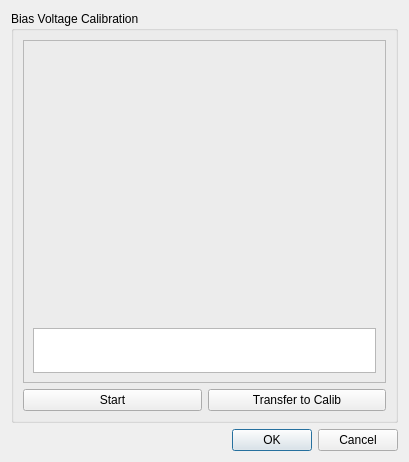
Old version of the form muondetector-gui/src/calibscandialog.ui in the repository MuonPi/muondetector.
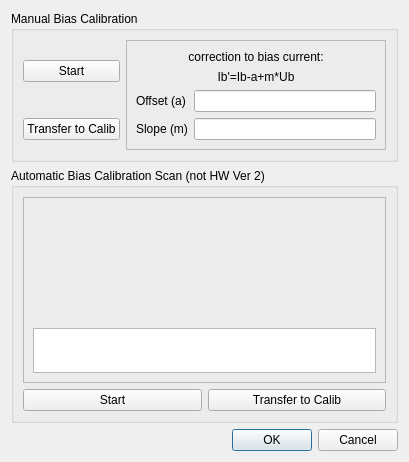
New version of the form. Custom widgets are drawn as their Qt base class.

Commit message: - implemented guided two-point calibration procedure for bias current correction

```diff
--- a/muondetector-gui/src/calibscandialog.ui
+++ b/muondetector-gui/src/calibscandialog.ui
@@ -13,8 +13,83 @@
   <property name="windowTitle">
    <string>Dialog</string>
   </property>
-  <layout class="QGridLayout" name="gridLayout">
+  <layout class="QGridLayout" name="gridLayout_2">
    <item row="0" column="0">
+    <widget class="QGroupBox" name="manualBiasCalibGroupBox">
+     <property name="title">
+      <string>Manual Bias Calibration  </string>
+     </property>
+     <layout class="QGridLayout" name="gridLayout_4">
+      <item row="0" column="0">
+       <widget class="QPushButton" name="startCurrentCalibPushButton">
+        <property name="text">
+         <string>Start</string>
+        </property>
+       </widget>
+      </item>
+      <item row="0" column="1" rowspan="2">
+       <widget class="QFrame" name="frame_2">
+        <property name="frameShape">
+         <enum>QFrame::StyledPanel</enum>
+        </property>
+        <property name="frameShadow">
+         <enum>QFrame::Raised</enum>
+        </property>
+        <layout class="QGridLayout" name="gridLayout">
+         <item row="0" column="0" colspan="2">
+          <widget class="QLabel" name="label_3">
+           <property name="text">
+            <string>correction to bias current:</string>
+           </property>
+           <property name="alignment">
+            <set>Qt::AlignCenter</set>
+           </property>
+          </widget>
+         </item>
+         <item row="1" column="0" colspan="2">
+          <widget class="QLabel" name="label_4">
+           <property name="text">
+            <string>Ib'=Ib-a+m*Ub</string>
+           </property>
+           <property name="alignment">
+            <set>Qt::AlignCenter</set>
+           </property>
+          </widget>
+         </item>
+         <item row="2" column="0">
+          <widget class="QLabel" name="label">
+           <property name="text">
+            <string>Offset (a)</string>
+           </property>
+          </widget>
+         </item>
+         <item row="2" column="1">
+          <widget class="QLineEdit" name="currentCalibOffsetLineEdit"/>
+         </item>
+         <item row="3" column="0">
+          <widget class="QLabel" name="label_2">
+           <property name="text">
+            <string>Slope (m)</string>
+           </property>
+          </widget>
+         </item>
+         <item row="3" column="1">
+          <widget class="QLineEdit" name="currentCalibSlopeLineEdit"/>
+         </item>
+        </layout>
+       </widget>
+      </item>
+      <item row="1" column="0">
+       <widget class="QPushButton" name="transferCurrentBiasPushButton">
+        <property name="text">
+         <string>Transfer to Calib</string>
+        </property>
+       </widget>
+      </item>
+     </layout>
+    </widget>
+   </item>
+   <item row="1" column="0">
     <widget class="QGroupBox" name="measureBiasCalibGroupBox">
      <property name="sizePolicy">
       <sizepolicy hsizetype="Expanding" vsizetype="Preferred">
@@ -23,11 +98,17 @@
       </sizepolicy>
      </property>
      <property name="title">
-      <string>Bias Voltage Calibration</string>
+      <string>Automatic Bias Calibration Scan (not HW Ver 2)</string>
      </property>
      <layout class="QGridLayout" name="gridLayout_5">
       <item row="0" column="0" colspan="2">
        <widget class="QFrame" name="frame">
+        <property name="sizePolicy">
+         <sizepolicy hsizetype="Preferred" vsizetype="Expanding">
+          <horstretch>0</horstretch>
+          <verstretch>0</verstretch>
+         </sizepolicy>
+        </property>
         <property name="frameShape">
          <enum>QFrame::StyledPanel</enum>
         </property>
@@ -87,7 +168,7 @@
        </widget>
       </item>
       <item row="1" column="0">
-       <widget class="QPushButton" name="doBiasCalibPushButton">
+       <widget class="QPushButton" name="doBiasCalibScanPushButton">
         <property name="text">
          <string>Start</string>
         </property>
@@ -103,7 +184,7 @@
      </layout>
     </widget>
    </item>
-   <item row="1" column="0">
+   <item row="2" column="0">
     <widget class="QDialogButtonBox" name="buttonBox">
      <property name="orientation">
       <enum>Qt::Horizontal</enum>
```
The commit also changes 4 other files.
